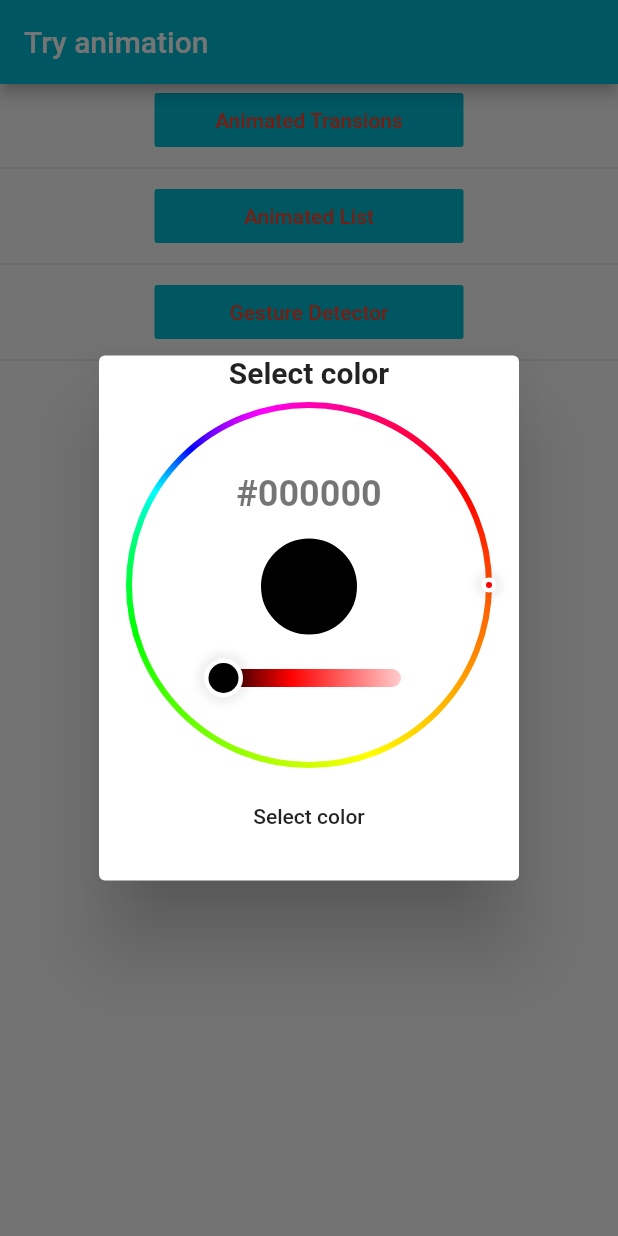
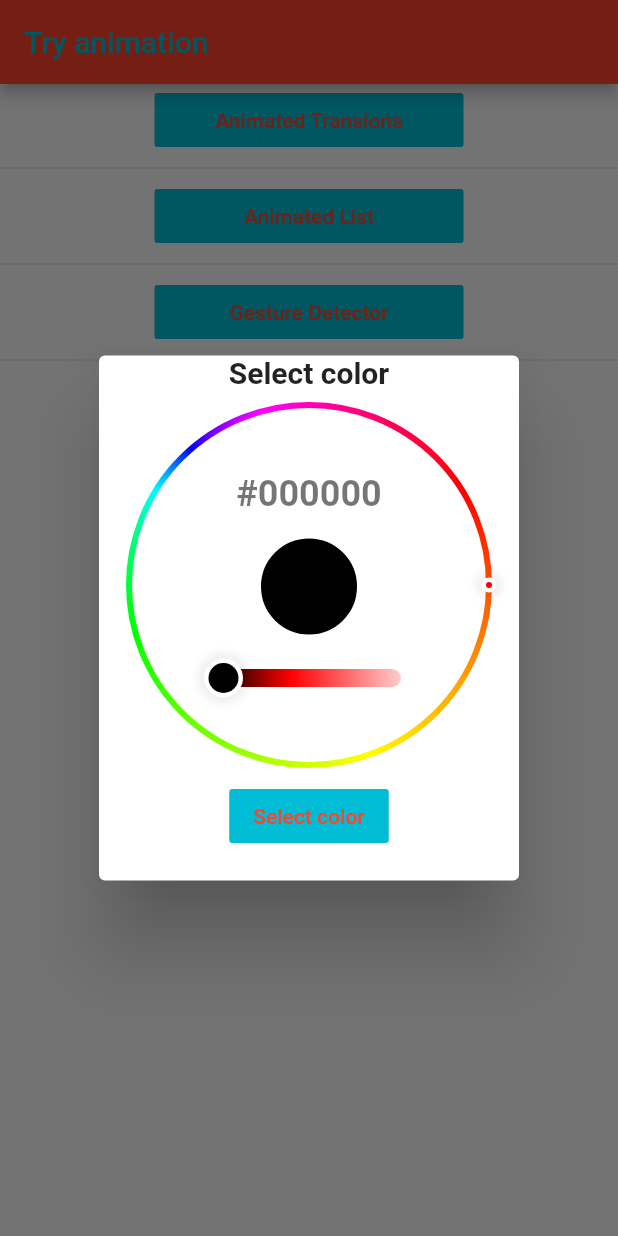
Before and after one commit to ModySasa/try_animation_with_flutter, a Flutter app: the screen it shows after launch, after a tap on "choose Color", on a phone screen of 412 x 824 dp. Run offline on Flutter 3.47's test engine with Material 2 defaults, Android fonts, the phone set to English and light mode, and no system bars.

Commit message:
fixed Opposite color method

```diff
--- a/lib/my_home_page.dart
+++ b/lib/my_home_page.dart
@@ -16,7 +16,6 @@ class MyHomePage extends StatefulWidget {
 class _MyHomePageState extends State<MyHomePage> {
   Color _color;
   Color _selectedColor;
-  var _buttonTextStyle;
 
   Color getOppositeColor(Color color) {
     var oppositeColor = Color.fromRGBO(
@@ -31,11 +30,6 @@ class _MyHomePageState extends State<MyHomePage> {
   @override
   void initState() {
     _selectedColor = Colors.cyan;
-    _buttonTextStyle = TextStyle(
-      color: getOppositeColor(
-        _selectedColor,
-      ),
-    );
     super.initState();
   }
 
@@ -43,8 +37,17 @@ class _MyHomePageState extends State<MyHomePage> {
   Widget build(BuildContext context) {
     return Scaffold(
       appBar: AppBar(
-        title: Text(widget.title),
-        backgroundColor: _selectedColor != null ? _selectedColor : Theme.of(context).primaryColor,
+        title: Text(
+          widget.title,
+          style: TextStyle(
+            color: _selectedColor,
+          ),
+        ),
+        backgroundColor: _selectedColor != null
+            ? getOppositeColor(
+                _selectedColor,
+              )
+            : Theme.of(context).primaryColor,
       ),
       body: Container(
         width: double.infinity,
@@ -75,7 +78,11 @@ class _MyHomePageState extends State<MyHomePage> {
                 color: _selectedColor,
                 child: Text(
                   'choose Color',
-                  style: _buttonTextStyle,
+                  style: TextStyle(
+                    color: getOppositeColor(
+                      _selectedColor,
+                    ),
+                  ),
                 ),
                 onPressed: () {
                   showDialog(
@@ -117,7 +124,15 @@ class _MyHomePageState extends State<MyHomePage> {
                               onPressed: () {
                                 Navigator.of(context).pop(_color);
                               },
-                              child: Text('Select color'),
+                              color: _selectedColor,
+                              child: Text(
+                                'Select color',
+                                style: TextStyle(
+                                  color: getOppositeColor(
+                                    _selectedColor,
+                                  ),
+                                ),
+                              ),
                             )
                           ],
                         ),
@@ -125,7 +140,9 @@ class _MyHomePageState extends State<MyHomePage> {
                     ),
                   ).then((selectedColor) {
                     setState(() {
+                      if(_selectedColor!=null)
                       _selectedColor = selectedColor;
+                      else _selectedColor=Colors.black;
                     });
                   });
                 },
@@ -144,7 +161,11 @@ class _MyHomePageState extends State<MyHomePage> {
         color: _selectedColor,
         child: Text(
           title,
-          style: _buttonTextStyle,
+          style: TextStyle(
+            color: getOppositeColor(
+              _selectedColor,
+            ),
+          ),
         ),
         onPressed: () {
           Navigator.of(context).pushNamed(
```
